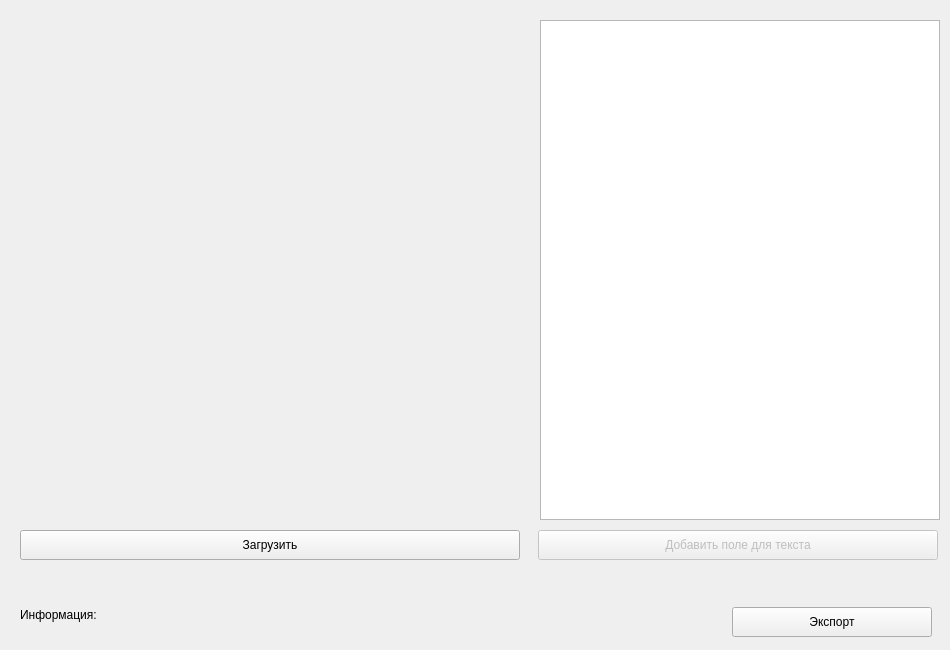
First picture: the form in generator_ui.ui, repository Albertlll/Mem_generator, before the edit.
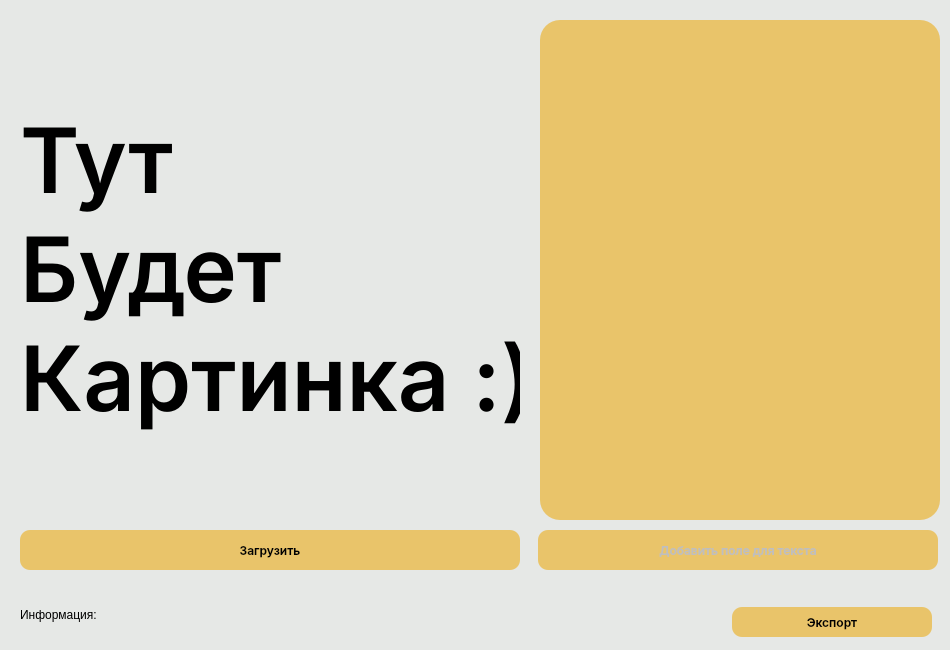
Second picture: the form after the edit.

```diff
--- a/generator_ui.ui
+++ b/generator_ui.ui
@@ -16,6 +16,9 @@
   <property name="windowTitle">
    <string>Form</string>
   </property>
+  <property name="styleSheet">
+   <string notr="true">background-color: rgb(230, 232, 230);</string>
+  </property>
   <widget class="QLabel" name="image">
    <property name="geometry">
     <rect>
@@ -25,11 +28,23 @@
      <height>500</height>
     </rect>
    </property>
+   <property name="styleSheet">
+    <string notr="true">QLabel
+{
+	font-family: Inter,sans-serif;
+	font-weight: 500;
+	border-radius: 20px;
+	font-size: 90px;
+	background-color: rgb(230, 232, 230);
+}</string>
+   </property>
    <property name="midLineWidth">
     <number>2</number>
    </property>
    <property name="text">
-    <string/>
+    <string>Тут 
+Будет 
+Картинка :)</string>
    </property>
    <property name="scaledContents">
     <bool>false</bool>
@@ -47,6 +62,19 @@
      <height>500</height>
     </rect>
    </property>
+   <property name="styleSheet">
+    <string notr="true">QListWidget
+{
+	font-family: Inter,sans-serif;
+	background-color: rgb(233, 196, 106);
+	font-weight: 500;
+	border-radius: 20px;
+	padding: 10px;
+}</string>
+   </property>
+   <property name="autoScrollMargin">
+    <number>16</number>
+   </property>
   </widget>
   <widget class="QPushButton" name="pushButton">
    <property name="enabled">
@@ -57,9 +85,24 @@
      <x>538</x>
      <y>530</y>
      <width>400</width>
-     <height>30</height>
+     <height>40</height>
     </rect>
    </property>
+   <property name="styleSheet">
+    <string notr="true">QPushButton
+{
+	font-family: Inter,sans-serif;
+	background-color: rgb(233, 196, 106);
+	font-weight: 500;
+	border-radius: 10px;
+}
+
+QPushButton:hover
+{
+	background-color: rgb(223, 41, 53);
+	color: white;
+}</string>
+   </property>
    <property name="text">
     <string>Добавить поле для текста</string>
    </property>
@@ -83,9 +126,24 @@
      <x>20</x>
      <y>530</y>
      <width>500</width>
-     <height>30</height>
+     <height>40</height>
     </rect>
    </property>
+   <property name="styleSheet">
+    <string notr="true">QPushButton
+{
+	font-family: Inter,sans-serif;
+	background-color: rgb(233, 196, 106);
+	font-weight: 500;
+	border-radius: 10px;
+}
+
+QPushButton:hover
+{
+	background-color: rgb(223, 41, 53);
+	color: white;
+}</string>
+   </property>
    <property name="text">
     <string>Загрузить</string>
    </property>
@@ -99,6 +157,21 @@
      <height>30</height>
     </rect>
    </property>
+   <property name="styleSheet">
+    <string notr="true">QPushButton
+{
+	font-family: Inter,sans-serif;
+	background-color: rgb(233, 196, 106);
+	font-weight: 500;
+	border-radius: 10px;
+}
+
+QPushButton:hover
+{
+	background-color: rgb(223, 41, 53);
+	color: white;
+}</string>
+   </property>
    <property name="text">
     <string>Экспорт</string>
    </property>
```
